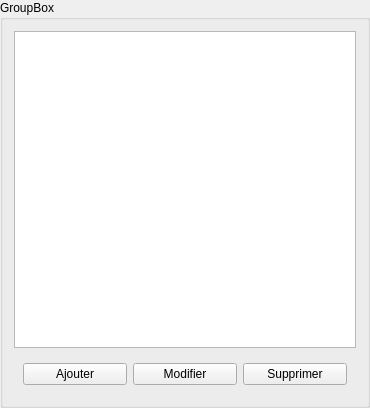
IGNF/saisie_carhab, file src/ui/relations_widget.ui: the form before one commit.
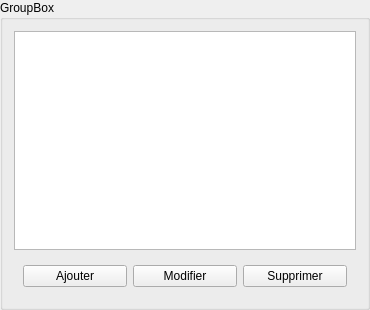
The form after the commit.

What changed in the file:
```diff
--- a/src/ui/relations_widget.ui
+++ b/src/ui/relations_widget.ui
@@ -7,9 +7,21 @@
     <x>0</x>
     <y>0</y>
     <width>370</width>
-    <height>408</height>
+    <height>310</height>
    </rect>
   </property>
+  <property name="sizePolicy">
+   <sizepolicy hsizetype="MinimumExpanding" vsizetype="MinimumExpanding">
+    <horstretch>0</horstretch>
+    <verstretch>0</verstretch>
+   </sizepolicy>
+  </property>
+  <property name="minimumSize">
+   <size>
+    <width>0</width>
+    <height>0</height>
+   </size>
+  </property>
   <property name="windowTitle">
    <string>GroupBox</string>
   </property>
@@ -17,11 +29,29 @@
    <string>GroupBox</string>
   </property>
   <layout class="QVBoxLayout" name="verticalLayout">
+   <property name="sizeConstraint">
+    <enum>QLayout::SetMinimumSize</enum>
+   </property>
    <item>
     <widget class="QTableWidget" name="rel_tbl">
+     <property name="sizePolicy">
+      <sizepolicy hsizetype="Expanding" vsizetype="Expanding">
+       <horstretch>0</horstretch>
+       <verstretch>0</verstretch>
+      </sizepolicy>
+     </property>
+     <property name="minimumSize">
+      <size>
+       <width>0</width>
+       <height>0</height>
+      </size>
+     </property>
      <property name="editTriggers">
       <set>QAbstractItemView::NoEditTriggers</set>
      </property>
+     <property name="gridStyle">
+      <enum>Qt::SolidLine</enum>
+     </property>
     </widget>
    </item>
    <item>
```
